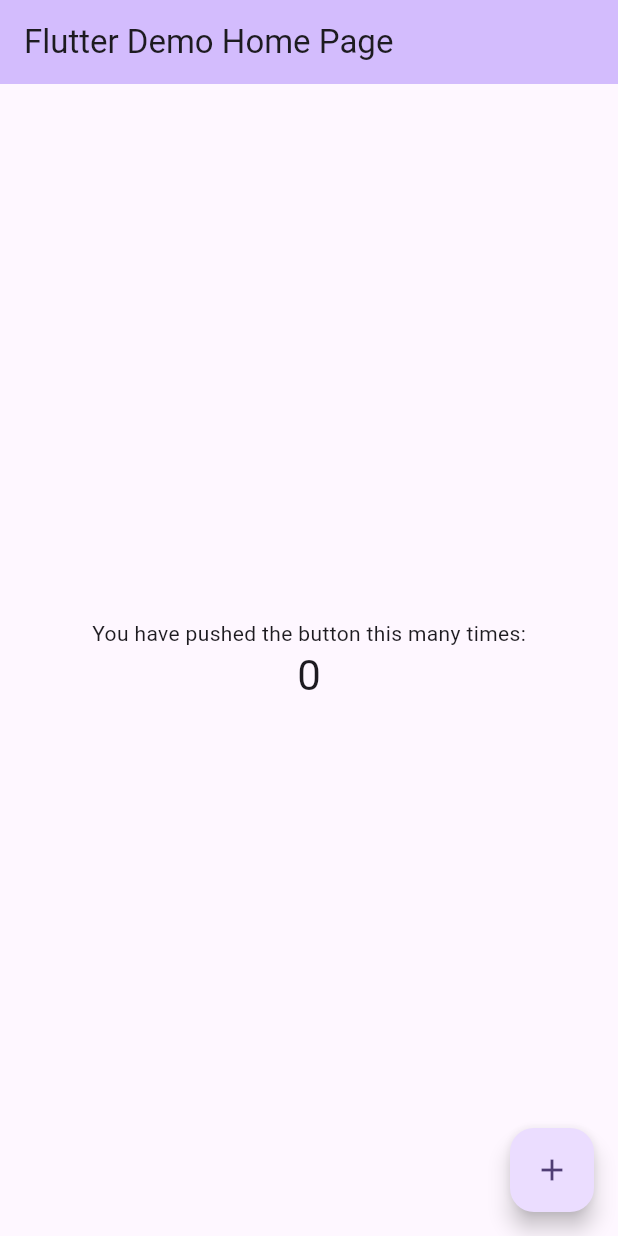
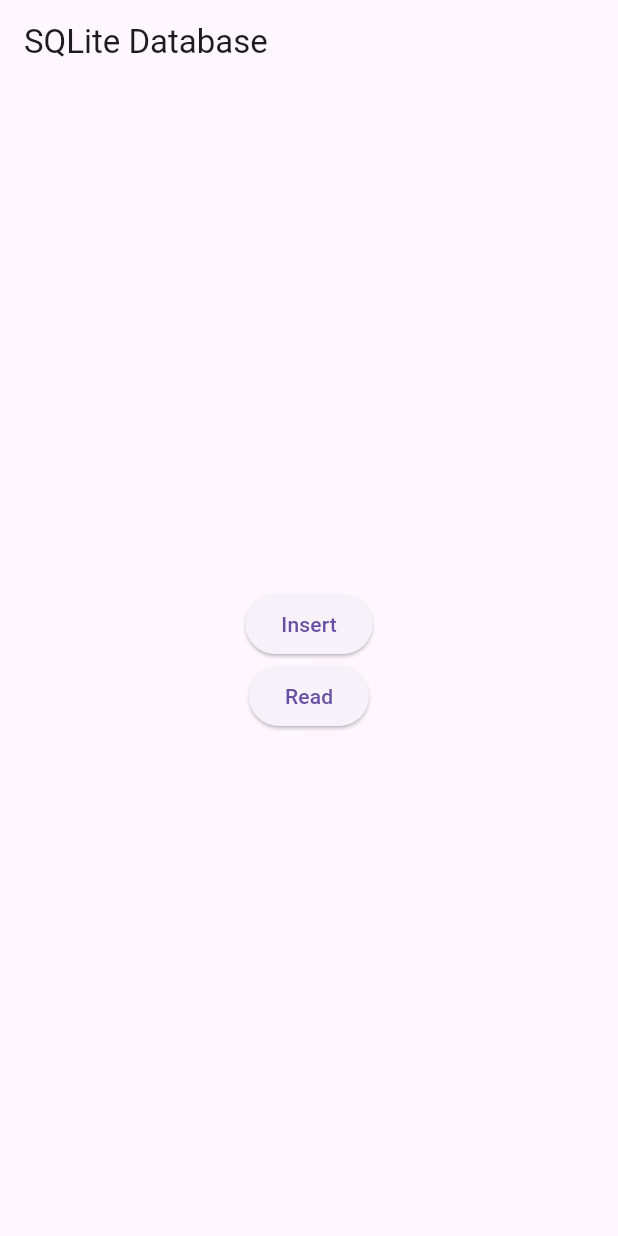
Before and after one commit to Prince10z/Sqflite_database, a Flutter app: the screen it shows after launch, on a phone screen of 412 x 824 dp. Run offline on Flutter 3.47's test engine with Material 3 defaults, Android fonts, the phone set to English and light mode, and no system bars; our stand-ins replace sqflite; accounts and stored records are empty.

Commit message:
Added create, read and inserting of data in Sqflite

```diff
--- /dev/null
+++ b/lib/Screens/home_screen.dart
@@ -0,0 +1,33 @@
+import 'package:flutter/material.dart';
+import 'package:sqflite_database/db_handler.dart';
+
+class HomeScreen extends StatelessWidget {
+  const HomeScreen({super.key});
+
+  @override
+  Widget build(BuildContext context) {
+    return Scaffold(
+      appBar: AppBar(
+        title: Text("SQLite Database"),
+      ),
+      body: Center(
+        child: Column(
+          mainAxisAlignment: MainAxisAlignment.center,
+          children: [
+            ElevatedButton(
+                onPressed: () async {
+                  await DBHandler().insertData(name: "test", age: 34);
+                },
+                child: Text("Insert")),
+            ElevatedButton(
+                onPressed: () async {
+                  dynamic data = await DBHandler().readData();
+                  print(data);
+                },
+                child: Text("Read"))
+          ],
+        ),
+      ),
+    );
+  }
+}
--- /dev/null
+++ b/lib/db_handler.dart
@@ -0,0 +1,50 @@
+import 'dart:io';
+import 'package:path_provider/path_provider.dart';
+import 'package:sqflite/sqflite.dart';
+import 'package:path/path.dart';
+
+class DBHandler {
+  Database? _database;
+  Future<Database?> get database async {
+    if (_database != null) {
+      return _database;
+    } else {
+      Directory directory = await getApplicationDocumentsDirectory();
+      String path = join(directory.path, 'princeDatabase.db');
+      _database = await openDatabase(
+        path,
+        version: 1,
+        onCreate: (db, version) {
+          db.execute('''
+CREATE TABLE DatabaseTable(
+  id INTEGER PRIMARY KEY,
+  name TEXT,
+  age INTEGER
+)
+''');
+        },
+      );
+      return _database;
+    }
+  }
+
+  insertData({required String name, required int age}) async {
+    Database? db = await database;
+    Map<String, Object?> mapdata = {
+      'id': DateTime.now().microsecondsSinceEpoch,
+      'name': name,
+      'age': age
+    };
+    print(DateTime.now().microsecondsSinceEpoch);
+    final test = DateTime.now().microsecondsSinceEpoch;
+    DateTime result = DateTime.fromMicrosecondsSinceEpoch(test);
+    print("${test} ................${result}");
+    db!.insert('DatabaseTable', mapdata);
+  }
+
+  dynamic readData() async {
+    Database? db = await database;
+    final listdata = await db!.query('DatabaseTable');
+    return listdata;
+  }
+}
--- a/lib/main.dart
+++ b/lib/main.dart
@@ -1,125 +1,18 @@
-import 'package:flutter/material.dart';
+import "package:flutter/material.dart";
+import "package:sqflite_database/Screens/home_screen.dart";
 
 void main() {
-  runApp(const MyApp());
+  runApp(MyApp());
 }
 
 class MyApp extends StatelessWidget {
   const MyApp({super.key});
 
-  // This widget is the root of your application.
   @override
   Widget build(BuildContext context) {
     return MaterialApp(
-      title: 'Flutter Demo',
-      theme: ThemeData(
-        // This is the theme of your application.
-        //
-        // TRY THIS: Try running your application with "flutter run". You'll see
-        // the application has a purple toolbar. Then, without quitting the app,
-        // try changing the seedColor in the colorScheme below to Colors.green
-        // and then invoke "hot reload" (save your changes or press the "hot
-        // reload" button in a Flutter-supported IDE, or press "r" if you used
-        // the command line to start the app).
-        //
-        // Notice that the counter didn't reset back to zero; the application
-        // state is not lost during the reload. To reset the state, use hot
-        // restart instead.
-        //
-        // This works for code too, not just values: Most code changes can be
-        // tested with just a hot reload.
-        colorScheme: ColorScheme.fromSeed(seedColor: Colors.deepPurple),
-        useMaterial3: true,
-      ),
-      home: const MyHomePage(title: 'Flutter Demo Home Page'),
+      debugShowCheckedModeBanner: false,
+      home: HomeScreen(),
     );
   }
 }
-
-class MyHomePage extends StatefulWidget {
-  const MyHomePage({super.key, required this.title});
-
-  // This widget is the home page of your application. It is stateful, meaning
-  // that it has a State object (defined below) that contains fields that affect
-  // how it looks.
-
-  // This class is the configuration for the state. It holds the values (in this
-  // case the title) provided by the parent (in this case the App widget) and
-  // used by the build method of the State. Fields in a Widget subclass are
-  // always marked "final".
-
-  final String title;
-
-  @override
-  State<MyHomePage> createState() => _MyHomePageState();
-}
-
-class _MyHomePageState extends State<MyHomePage> {
-  int _counter = 0;
-
-  void _incrementCounter() {
-    setState(() {
-      // This call to setState tells the Flutter framework that something has
-      // changed in this State, which causes it to rerun the build method below
-      // so that the display can reflect the updated values. If we changed
-      // _counter without calling setState(), then the build method would not be
-      // called again, and so nothing would appear to happen.
-      _counter++;
-    });
-  }
-
-  @override
-  Widget build(BuildContext context) {
-    // This method is rerun every time setState is called, for instance as done
-    // by the _incrementCounter method above.
-    //
-    // The Flutter framework has been optimized to make rerunning build methods
-    // fast, so that you can just rebuild anything that needs updating rather
-    // than having to individually change instances of widgets.
-    return Scaffold(
-      appBar: AppBar(
-        // TRY THIS: Try changing the color here to a specific color (to
-        // Colors.amber, perhaps?) and trigger a hot reload to see the AppBar
-        // change color while the other colors stay the same.
-        backgroundColor: Theme.of(context).colorScheme.inversePrimary,
-        // Here we take the value from the MyHomePage object that was created by
-        // the App.build method, and use it to set our appbar title.
-        title: Text(widget.title),
-      ),
-      body: Center(
-        // Center is a layout widget. It takes a single child and positions it
-        // in the middle of the parent.
-        child: Column(
-          // Column is also a layout widget. It takes a list of children and
-          // arranges them vertically. By default, it sizes itself to fit its
-          // children horizontally, and tries to be as tall as its parent.
-          //
-          // Column has various properties to control how it sizes itself and
-          // how it positions its children. Here we use mainAxisAlignment to
-          // center the children vertically; the main axis here is the vertical
-          // axis because Columns are vertical (the cross axis would be
-          // horizontal).
-          //
-          // TRY THIS: Invoke "debug painting" (choose the "Toggle Debug Paint"
-          // action in the IDE, or press "p" in the console), to see the
-          // wireframe for each widget.
-          mainAxisAlignment: MainAxisAlignment.center,
-          children: <Widget>[
-            const Text(
-              'You have pushed the button this many times:',
-            ),
-            Text(
-              '$_counter',
-              style: Theme.of(context).textTheme.headlineMedium,
-            ),
-          ],
-        ),
-      ),
-      floatingActionButton: FloatingActionButton(
-        onPressed: _incrementCounter,
-        tooltip: 'Increment',
-        child: const Icon(Icons.add),
-      ), // This trailing comma makes auto-formatting nicer for build methods.
-    );
-  }
-}
--- a/pubspec.yaml
+++ b/pubspec.yaml
@@ -35,6 +35,8 @@ dependencies:
   # The following adds the Cupertino Icons font to your application.
   # Use with the CupertinoIcons class for iOS style icons.
   cupertino_icons: ^1.0.6
+  sqflite: ^2.3.2
+  path_provider: ^2.1.2
 
 dev_dependencies:
   flutter_test:
```
Also changed, not shown: pubspec.lock, 1 other file.
